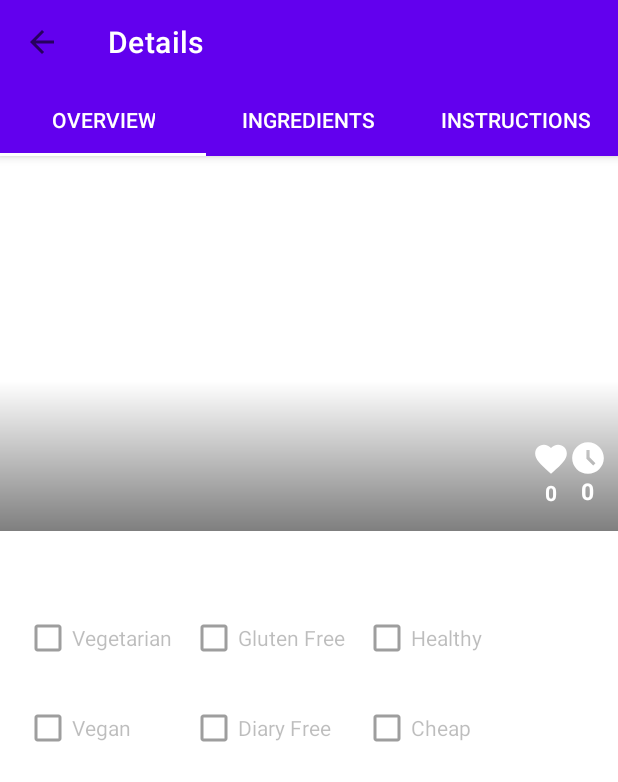
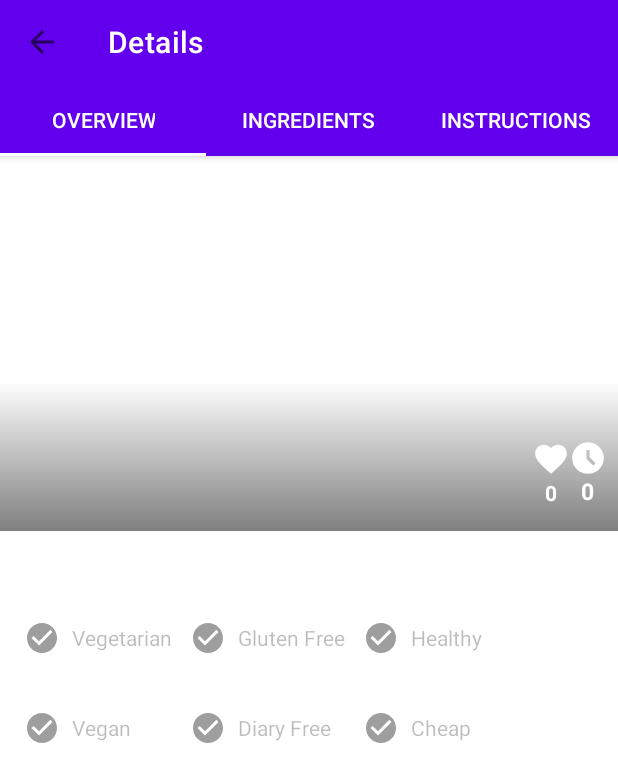
Before and after one commit to dracula151997/Foody, an Android app: the OverviewFragment screen opened directly, with no data from a screen before it, on a phone screen of 412 x 824 dp. Shown: the top 782 px of the screen. Run offline under Robolectric (Android 15) with nearby library versions, the phone set to English and light mode, and no system bars; our stand-ins replace data binding; libraries missing offline, so code that uses them is left out: android.text; 4 statements that could not run were skipped.

```diff
--- a/app/src/main/res/layout/fragment_overview.xml
+++ b/app/src/main/res/layout/fragment_overview.xml
@@ -108,6 +108,8 @@
             android:layout_height="wrap_content"
             android:layout_marginStart="16dp"
             android:layout_marginTop="12dp"
+            android:button="@drawable/ic_baseline_check_circle_24"
+            android:paddingStart="8dp"
             android:checked="@{recipe.vegetarian}"
             android:enabled="false"
             android:text="@string/vegetarian"
@@ -119,6 +121,8 @@
             android:layout_width="wrap_content"
             android:layout_height="wrap_content"
             android:layout_marginTop="12dp"
+            android:button="@drawable/ic_baseline_check_circle_24"
+            android:paddingStart="8dp"
             android:checked="@{recipe.vegan}"
             android:enabled="false"
             android:text="@string/vegan"
@@ -133,6 +137,8 @@
             android:layout_marginStart="12dp"
             android:checked="@{recipe.glutenFree}"
             android:enabled="false"
+            android:button="@drawable/ic_baseline_check_circle_24"
+            android:paddingStart="8dp"
             android:text="@string/gluten_free"
             app:layout_constraintStart_toEndOf="@+id/vegetarian_check_box"
             app:layout_constraintTop_toTopOf="@+id/vegetarian_check_box" />
@@ -144,6 +150,8 @@
             android:layout_height="wrap_content"
             android:layout_marginTop="12dp"
             android:checked="@{recipe.dairyFree}"
+            android:button="@drawable/ic_baseline_check_circle_24"
+            android:paddingStart="8dp"
             android:enabled="false"
             android:text="@string/diary_free"
             app:layout_constraintStart_toStartOf="@+id/gluten_free_check_box"
@@ -158,6 +166,8 @@
             android:checked="@{recipe.veryHealthy}"
             android:enabled="false"
             android:text="@string/healthy"
+            android:button="@drawable/ic_baseline_check_circle_24"
+            android:paddingStart="8dp"
             app:layout_constraintStart_toEndOf="@+id/gluten_free_check_box"
             app:layout_constraintTop_toTopOf="@+id/gluten_free_check_box" />
 
@@ -165,8 +175,10 @@
             android:id="@+id/cheap_check_box"
             android:layout_width="wrap_content"
             android:layout_height="wrap_content"
+            android:button="@drawable/ic_baseline_check_circle_24"
             android:checked="@{recipe.cheap}"
             android:enabled="false"
+            android:paddingStart="8dp"
             android:text="@string/cheap"
             app:layout_constraintStart_toStartOf="@+id/healthy_check_box"
             app:layout_constraintTop_toTopOf="@+id/diary_free_check_box" />
```
